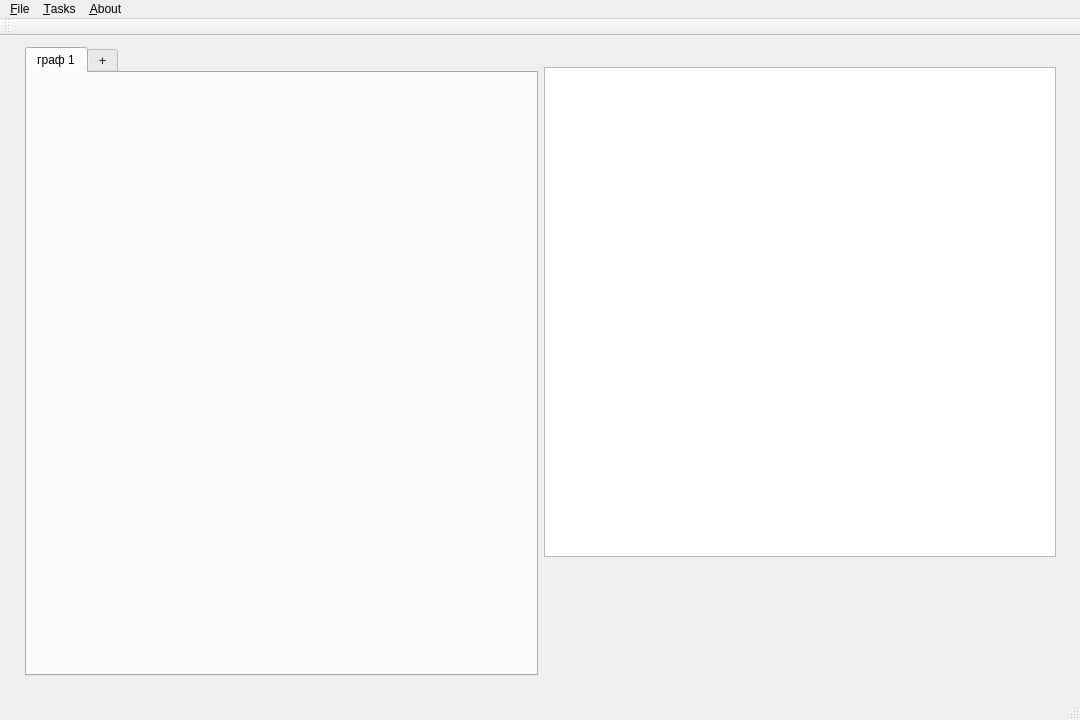
Old version of the form mainwindow.ui in the repository tagolder/graph_tagolder.
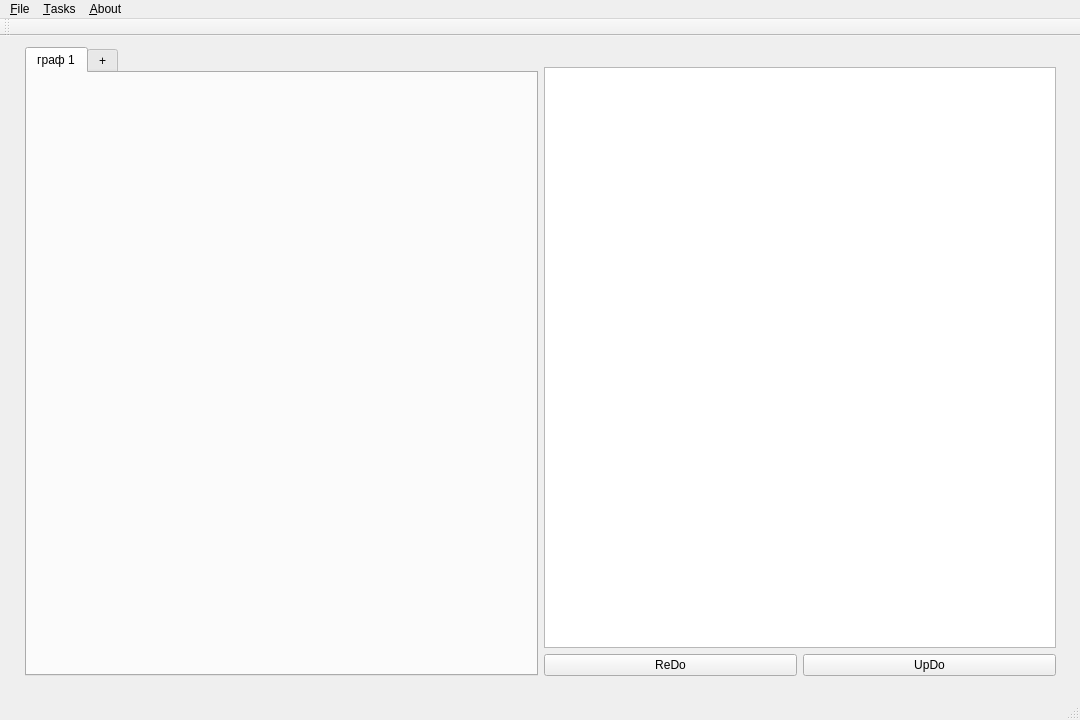
New version of the form. Icons and pictures are not drawn. Custom widgets are drawn as their Qt base class.

What changed in the file:
```diff
--- a/mainwindow.ui
+++ b/mainwindow.ui
@@ -117,20 +117,22 @@
         </widget>
        </item>
        <item>
-        <spacer name="verticalSpacer">
-         <property name="orientation">
-          <enum>Qt::Vertical</enum>
-         </property>
-         <property name="sizeType">
-          <enum>QSizePolicy::Fixed</enum>
-         </property>
-         <property name="sizeHint" stdset="0">
-          <size>
-           <width>20</width>
-           <height>119</height>
-          </size>
-         </property>
-        </spacer>
+        <layout class="QHBoxLayout" name="horizontalLayout">
+         <item>
+          <widget class="QPushButton" name="reDoButton">
+           <property name="text">
+            <string>ReDo</string>
+           </property>
+          </widget>
+         </item>
+         <item>
+          <widget class="QPushButton" name="upDoButton">
+           <property name="text">
+            <string>UpDo</string>
+           </property>
+          </widget>
+         </item>
+        </layout>
        </item>
       </layout>
      </item>
```
